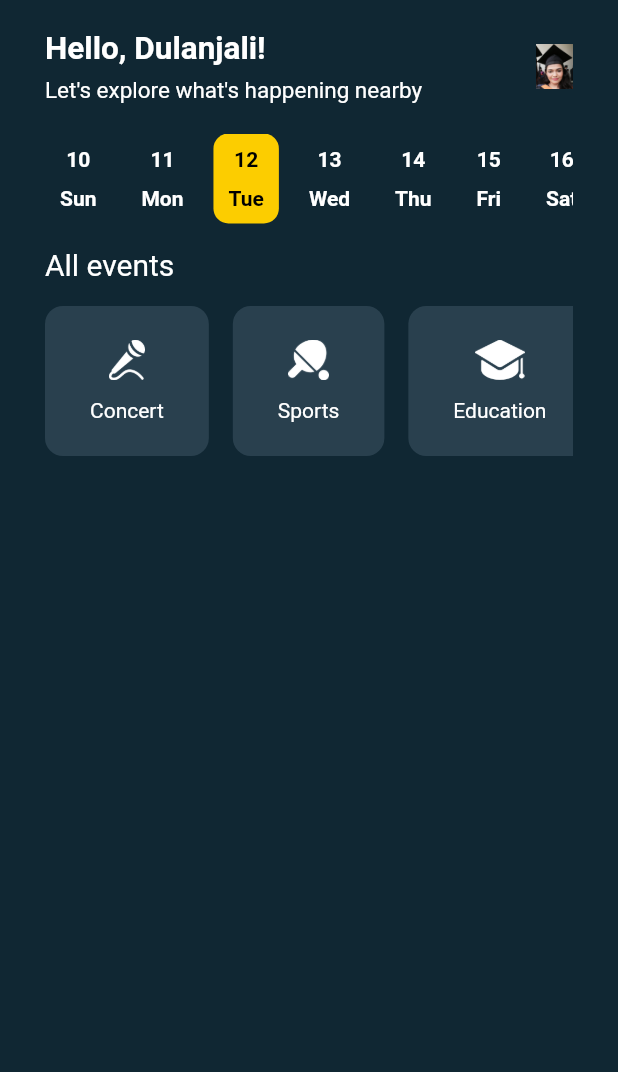
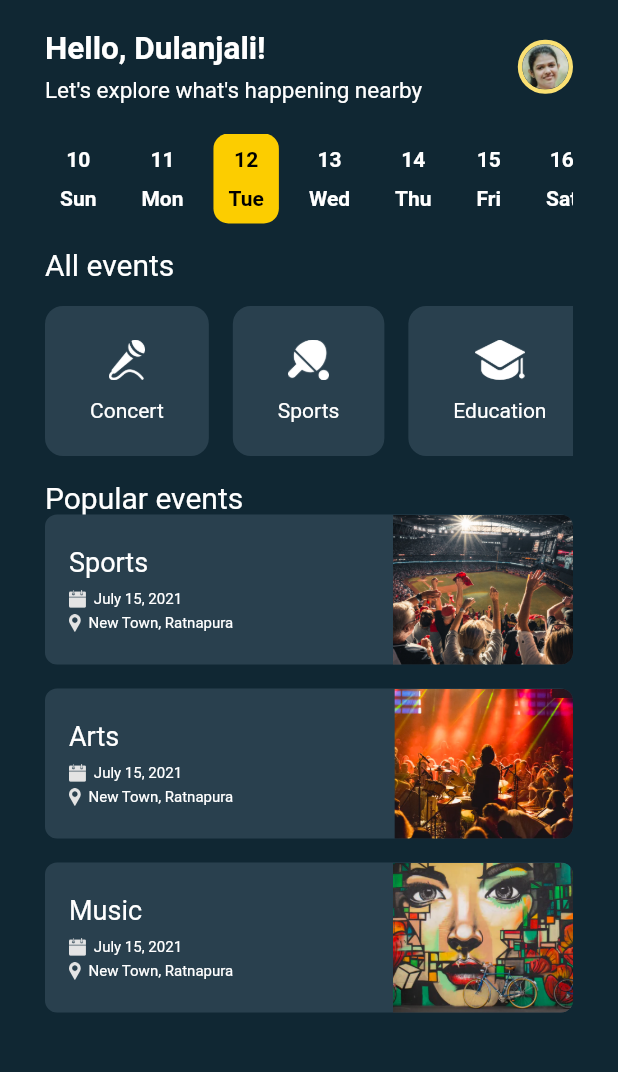
Before and after one commit to DulanjaliSenarathna/uvento, a Flutter app: the HomeScreen screen opened directly, on a phone screen of 412 x 824 dp, the part 132-1204 px from its top. Run offline on Flutter 3.47's test engine with Material 2 defaults, Android fonts, the phone set to English and light mode, and no system bars.

Commit message:
Popular Events Done

```diff
--- a/lib/data/data.dart
+++ b/lib/data/data.dart
@@ -1,5 +1,6 @@
 import 'package:uvento/models/date_model.dart';
-import 'package:uvento/models/event_model.dart';
+import 'package:uvento/models/event_type_model.dart';
+import 'package:uvento/models/events_model.dart';
 
 List<DateModel> getDates(){
 
@@ -61,31 +62,66 @@ List<DateModel> getDates(){
 
 }
 
-List<EventModel> getEvents(){
+List<EventTypeModel> getEventTypes(){
 
-  List<EventModel> events =  new  List();
-  EventModel eventModel = new EventModel();
+  List<EventTypeModel> events =  new  List();
+  EventTypeModel eventModel = new EventTypeModel();
 
   //1
   eventModel.imgAssetPath = "assets/concert.png";
   eventModel.eventType = "Concert";
   events.add(eventModel);
 
-  eventModel = new EventModel();
+  eventModel = new EventTypeModel();
 
   //2
   eventModel.imgAssetPath = "assets/sports.png";
   eventModel.eventType = "Sports";
   events.add(eventModel);
 
-  eventModel = new EventModel();
+  eventModel = new EventTypeModel();
 
   //3
   eventModel.imgAssetPath = "assets/education.png";
   eventModel.eventType = "Education";
   events.add(eventModel);
 
-  eventModel = new EventModel();
+  eventModel = new EventTypeModel();
 
  return events;
 }
+
+List<EventsModel> getEvents(){
+
+  List<EventsModel> events = new List<EventsModel>();
+  EventsModel eventsModel = new EventsModel();
+
+  //1
+  eventsModel.imageAssetPath = "assets/tileimg.png";
+  eventsModel.date = "July 15, 2021";
+  eventsModel.desc = "Sports";
+  eventsModel.address = "New Town, Ratnapura";
+  events.add(eventsModel);
+
+  eventsModel = new EventsModel();
+
+  //2
+  eventsModel.imageAssetPath = "assets/music_event.png";
+  eventsModel.date = "July 15, 2021";
+  eventsModel.desc = "Arts";
+  eventsModel.address = "New Town, Ratnapura";
+  events.add(eventsModel);
+
+  eventsModel = new EventsModel();
+
+  //3
+  eventsModel.imageAssetPath = "assets/second.png";
+  eventsModel.date = "July 15, 2021";
+  eventsModel.desc = "Music";
+  eventsModel.address = "New Town, Ratnapura";
+  events.add(eventsModel);
+
+  eventsModel = new EventsModel();
+  return events;
+
+}
--- a/lib/home.dart
+++ b/lib/home.dart
@@ -1,8 +1,10 @@
+import 'package:flutter/cupertino.dart';
 import 'package:flutter/material.dart';
 import 'package:uvento/data/data.dart';
 
 import 'models/date_model.dart';
-import 'models/event_model.dart';
+import 'models/event_type_model.dart';
+import 'models/events_model.dart';
 
 class HomeScreen extends StatefulWidget {
   @override
@@ -12,7 +14,9 @@ class HomeScreen extends StatefulWidget {
 class _HomeScreenState extends State<HomeScreen> {
 
   List<DateModel> dates = new List<DateModel>();
-  List<EventModel> events =  new  List();
+  List<EventTypeModel> eventsType =  new  List();
+  List<EventsModel> events = new List<EventsModel>();
+
   String todayDateIs = "12";
 
   @override
@@ -20,6 +24,7 @@ class _HomeScreenState extends State<HomeScreen> {
     // TODO: implement initState
     super.initState();
     dates = getDates();
+    eventsType = getEventTypes();
     events = getEvents();
   }
   @override
@@ -33,7 +38,8 @@ class _HomeScreenState extends State<HomeScreen> {
                 color: Color(0xff102733)
               ),
             ),
-            Container(
+            SingleChildScrollView(
+              child: Container(
                 padding: EdgeInsets.symmetric(vertical:60 ,horizontal: 30),
                 child: Column(
                   crossAxisAlignment: CrossAxisAlignment.start,
@@ -82,7 +88,16 @@ class _HomeScreenState extends State<HomeScreen> {
                         ),
                         Spacer(),
                         Container(
-                        child: Image.asset("assets/profile.jpeg",height: 30,),
+                          decoration: BoxDecoration(
+                            border: Border.all(
+                              width: 3,
+                              color: Color(0xffFAE072),
+                            ),
+                            borderRadius: BorderRadius.circular(30),
+                          ),
+                          child: ClipRRect(
+                              borderRadius: BorderRadius.circular(30),
+                              child: Image.asset("assets/Prof.jpg",height: 30,)),
                         ),
                       ],
                     ),
@@ -114,17 +129,38 @@ class _HomeScreenState extends State<HomeScreen> {
                     Container(
                       height: 100,
                     child: ListView.builder(
-                      itemCount : events.length,
+                        itemCount : eventsType.length,
                     shrinkWrap: true,
                     scrollDirection: Axis.horizontal,
                     itemBuilder: (context, index){
                           return EventTile(
-                          imgAssetPath: events[index].imgAssetPath,
-                          eventType: events[index].eventType,
+                            imgAssetPath: eventsType[index].imgAssetPath,
+                            eventType: eventsType[index].eventType,
+                          );
+                    }),
+                    ),
+
+                    //Popular Events
+                    SizedBox(height: 16,),
+                    Text("Popular events", style: TextStyle(
+                      color: Colors.white,
+                      fontSize: 20,
+                    ),),
+                    Container(
+                      child: ListView.builder(
+                        itemCount: events.length,
+                          shrinkWrap: true,
+                          itemBuilder: (context,index){
+                          return PopularEventTile(
+                            desc: events[index].desc,
+                            imageAssetPath: events[index].imageAssetPath,
+                            date: events[index].date,
+                            address: events[index].address,
                           );
                           }),
                     ),
                   ],
+                ),
               ),
             ),
           ],
@@ -194,3 +230,68 @@ class EventTile extends StatelessWidget {
     );
   }
 }
+
+class PopularEventTile extends StatelessWidget {
+
+  String desc,date,address,imageAssetPath;
+  PopularEventTile ({this.address,this.date,this.imageAssetPath,this.desc});
+
+  @override
+  Widget build(BuildContext context) {
+    return Container(
+      height: 100,
+      margin: EdgeInsets.only(bottom: 16),
+      decoration: BoxDecoration(
+        color: Color(0xff29404E),
+        borderRadius: BorderRadius.circular(8)
+      ),
+      child: Row(
+        children: <Widget>[
+          Expanded(
+            child: Container(
+              padding: EdgeInsets.only(left: 16),
+              width: MediaQuery.of(context).size.width - 100,
+              child: Column(
+                mainAxisAlignment: MainAxisAlignment.center,
+                crossAxisAlignment: CrossAxisAlignment.start,
+                children: <Widget>[
+                  Text(desc, style: TextStyle(
+                    color: Colors.white,
+                    fontSize: 18,
+                  ),),
+                  SizedBox(height: 8,),
+                  Row(
+                    children: <Widget>[
+                      Image.asset("assets/calender.png",height: 12,),
+                      SizedBox(width: 5,),
+                      Text(date, style: TextStyle(
+                        color: Colors.white,
+                        fontSize: 10,
+                      ),),
+                      SizedBox(width: 8,),
+                    ],
+                  ),
+                  SizedBox(height: 4,),
+                  Row(
+                    children: <Widget>[
+                      Image.asset("assets/location.png",height: 12,),
+                      SizedBox(width: 5,),
+                      Text(address, style: TextStyle(
+                        color: Colors.white,
+                        fontSize: 10,
+                      ),),
+                      SizedBox(width: 8,),
+                    ],
+                  ),
+                ],
+              ),
+            ),
+          ),
+          ClipRRect(
+              borderRadius: BorderRadius.only(topRight: Radius.circular(8), bottomRight:Radius.circular(8) ) ,
+              child: Image.asset(imageAssetPath, height: 100, width: 120, fit: BoxFit.cover,)),
+        ],
+      ),
+    );
+  }
+}
--- a/lib/models/event_model.dart
+++ b/lib/models/event_type_model.dart
@@ -1,3 +1,3 @@
-class EventModel{
+class EventTypeModel{
   String imgAssetPath,eventType;
 }
--- /dev/null
+++ b/lib/models/events_model.dart
@@ -0,0 +1,3 @@
+class EventsModel{
+  String desc,date,address,imageAssetPath;
+}
```
Also changed, not shown: assets/Prof.jpg (added). Lines whose indentation alone changed are shown as unchanged.
